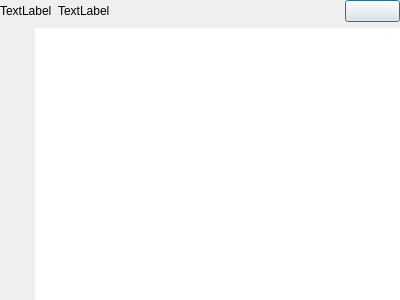
This is FileManagerSnapShotDialog.ui in wruwami/TPCAM-M30 as Qt 5 draws it before an edit. The edited form follows.
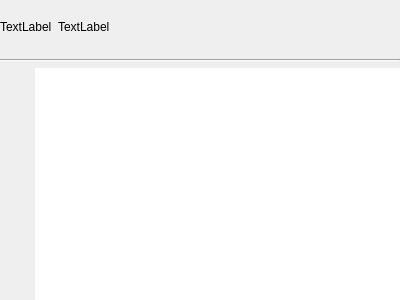
This is the edited form. Custom widgets are drawn as their Qt base class.

Commit message: snapshot popup ui

The edit to the form file:
```diff
--- a/FileManagerSnapShotDialog.ui
+++ b/FileManagerSnapShotDialog.ui
@@ -27,9 +27,9 @@
     <number>0</number>
    </property>
    <item>
-    <layout class="QVBoxLayout" name="verticalLayout" stretch="65,282">
+    <layout class="QVBoxLayout" name="verticalLayout" stretch="65,0,282">
      <item>
-      <layout class="QHBoxLayout" name="horizontalLayout" stretch="69,488,95">
+      <layout class="QHBoxLayout" name="horizontalLayout" stretch="69,488">
        <item>
         <widget class="CustomLabel" name="snapShotIconLabel">
          <property name="text">
@@ -44,15 +44,15 @@
          </property>
         </widget>
        </item>
-       <item>
-        <widget class="CustomPushButton" name="backPushButton">
-         <property name="text">
-          <string/>
-         </property>
-        </widget>
-       </item>
       </layout>
      </item>
+     <item>
+      <widget class="Line" name="line">
+       <property name="orientation">
+        <enum>Qt::Horizontal</enum>
+       </property>
+      </widget>
+     </item>
      <item>
       <layout class="QHBoxLayout" name="horizontalLayout_2" stretch="35,360">
        <item>
@@ -87,11 +87,6 @@
   </layout>
  </widget>
  <customwidgets>
-  <customwidget>
-   <class>CustomPushButton</class>
-   <extends>QPushButton</extends>
-   <header>CustomPushButton.h</header>
-  </customwidget>
   <customwidget>
    <class>CustomLabel</class>
    <extends>QLabel</extends>
```
The commit also changes 3 other files.
